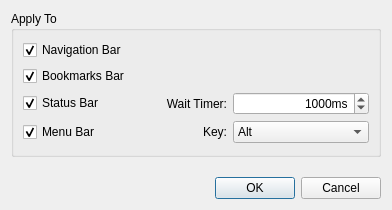
The window that plugins/LessChrome/settingdialog.ui (stream009/qupzilla-plugins) describes before a commit, drawn with Qt 5.
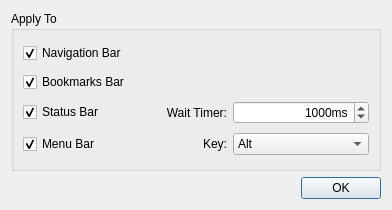
The same window after the commit.

```diff
--- a/plugins/LessChrome/settingdialog.ui
+++ b/plugins/LessChrome/settingdialog.ui
@@ -148,21 +148,6 @@
         </layout>
        </widget>
       </item>
-      <item>
-       <widget class="QWidget" name="widget_2" native="true">
-        <property name="sizePolicy">
-         <sizepolicy hsizetype="Preferred" vsizetype="Preferred">
-          <horstretch>0</horstretch>
-          <verstretch>0</verstretch>
-         </sizepolicy>
-        </property>
-        <layout class="QFormLayout" name="formLayout_2">
-         <property name="margin">
-          <number>4</number>
-         </property>
-        </layout>
-       </widget>
-      </item>
      </layout>
     </widget>
    </item>
@@ -172,7 +157,7 @@
       <enum>Qt::Horizontal</enum>
      </property>
      <property name="standardButtons">
-      <set>QDialogButtonBox::Cancel|QDialogButtonBox::Ok</set>
+      <set>QDialogButtonBox::Ok</set>
      </property>
     </widget>
    </item>
```
Left out of the diff: 2 changed lines with no effect on the pictures.
